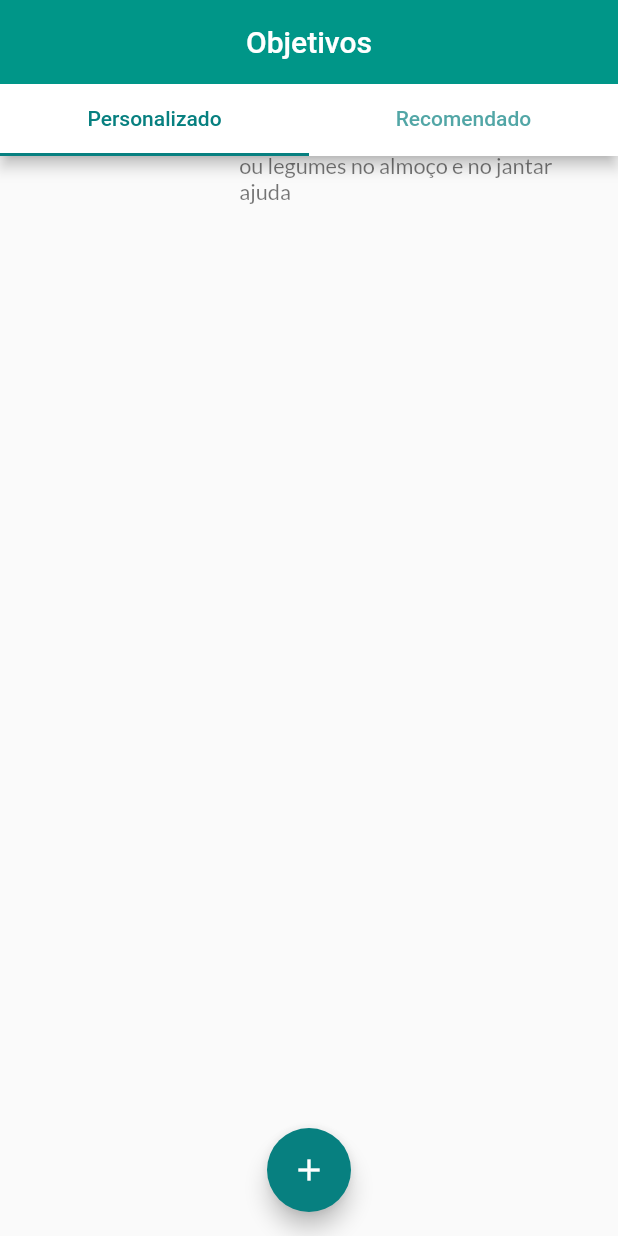
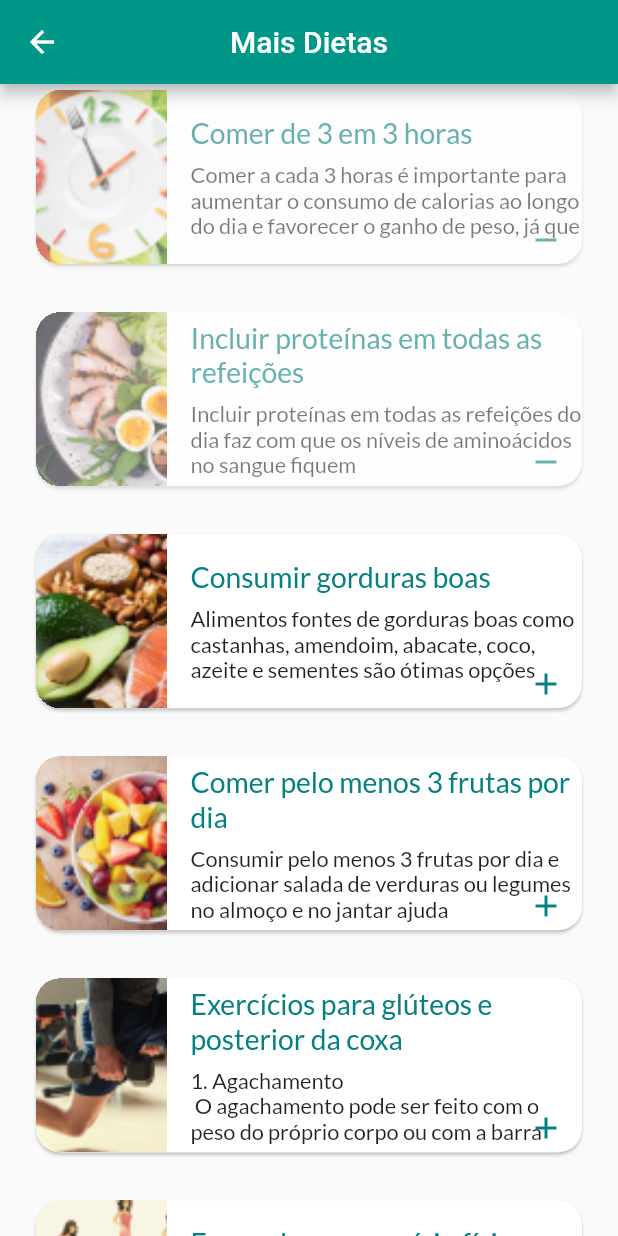
Before and after one commit to erickhoga/bodyapp, a Flutter app: the ObjetivosScreen screen opened directly, scrolled down 576 dp, after a tap on the "add" icon, on a phone screen of 412 x 824 dp. Run offline on Flutter 3.47's test engine with Material 2 defaults, Android fonts, the phone set to English and light mode, and no system bars; our stand-ins replace boxicons, dotted_line, fluttericon, google_fonts, validators; missing offline and left inert: direct_select_flutter, pixel_perfect.

```diff
--- /dev/null
+++ b/bodyapp/lib/dieta/ui/screens/mais_dietas_screen.dart
@@ -0,0 +1,85 @@
+import 'package:bodyapp/objetivos/objetivos.dart';
+import 'package:bodyapp/shared/colors.dart';
+import 'package:flutter/material.dart';
+
+class MaisDietasScreen extends StatelessWidget {
+  static const String pageName = 'mais-dietas';
+
+  final List<Objetivo> objetivos = [
+    Objetivo(
+      title: 'Comer de 3 em 3 horas',
+      cover: 'image_01.png',
+      text:
+          'Comer a cada 3 horas é importante para aumentar o consumo de calorias ao longo do dia e favorecer o ganho de peso, já que é recomendado ',
+      isSelected: true,
+    ),
+    Objetivo(
+      title: 'Incluir proteínas em todas as refeições',
+      cover: 'image_02.png',
+      text:
+          'Incluir proteínas em todas as refeições do dia faz com que os níveis de aminoácidos no sangue fiquem ',
+      isSelected: true,
+    ),
+    Objetivo(
+        title: 'Consumir gorduras boas',
+        cover: 'image_03.png',
+        text:
+            'Alimentos fontes de gorduras boas como castanhas, amendoim, abacate, coco, azeite e sementes são ótimas opções para aumentar as calorias da '),
+    Objetivo(
+        title: 'Comer pelo menos 3 frutas por dia',
+        cover: 'image_04.png',
+        text:
+            'Consumir pelo menos 3 frutas por dia e adicionar salada de verduras ou legumes no almoço e no jantar ajuda '),
+    Objetivo(
+        title: 'Exercícios para glúteos e posterior da coxa',
+        cover: 'image_05.png',
+        text:
+            '1. Agachamento \n O agachamento pode ser feito com o peso do próprio corpo ou com a barra'),
+    Objetivo(
+        title: 'Fazer algum exercício físico',
+        cover: 'image_06.png',
+        text:
+            'O tipo do exercício não é o mais importante, mas sim a regularidade da prática, que deve ser feita pelo menos 3 vezes por semana. Além disso, ')
+  ];
+
+  @override
+  Widget build(BuildContext context) {
+    return Scaffold(
+      appBar: AppBar(
+        title: Text('Mais Dietas'),
+        centerTitle: true,
+      ),
+      body: ListView.separated(
+        itemCount: objetivos.length,
+        itemBuilder: (context, index) {
+          Objetivo objetivo = objetivos[index];
+          return Padding(
+            padding: const EdgeInsets.symmetric(horizontal: 20.0),
+            child: Opacity(
+              opacity: objetivo.isSelected ? .6 : 1,
+              child: Stack(
+                children: [
+                  DietaCardWidget(objetivo: objetivo),
+                  Positioned(
+                    bottom: 24,
+                    right: 16,
+                    child: objetivo.isSelected
+                        ? Icon(
+                            Icons.remove,
+                            color: AppColors.teal,
+                          )
+                        : Icon(
+                            Icons.add,
+                            color: AppColors.teal,
+                          ),
+                  ),
+                ],
+              ),
+            ),
+          );
+        },
+        separatorBuilder: (_, __) => SizedBox(height: 8),
+      ),
+    );
+  }
+}
--- a/bodyapp/lib/dieta/ui/screens/screens.dart
+++ b/bodyapp/lib/dieta/ui/screens/screens.dart
@@ -1 +1,2 @@
 export 'dieta_screen.dart';
+export 'mais_dietas_screen.dart';
--- /dev/null
+++ b/bodyapp/lib/medidas/medidas.dart
@@ -0,0 +1 @@
+export 'ui/ui.dart';
--- /dev/null
+++ b/bodyapp/lib/medidas/ui/screens/screens.dart
@@ -0,0 +1 @@
+export 'medidas_screen.dart';
--- /dev/null
+++ b/bodyapp/lib/medidas/ui/ui.dart
@@ -0,0 +1 @@
+export 'screens/screens.dart';
--- a/bodyapp/lib/objetivos/ui/screens/objetivos_screen.dart
+++ b/bodyapp/lib/objetivos/ui/screens/objetivos_screen.dart
@@ -1,5 +1,6 @@
 import 'dart:convert';
 
+import 'package:bodyapp/dieta/dieta.dart';
 import 'package:bodyapp/objetivos/ui/screens/screens.dart';
 import 'package:bodyapp/shared/widgets/widgets.dart';
 import 'package:direct_select_flutter/direct_select_container.dart';
@@ -17,6 +18,7 @@ class ObjetivosScreen extends StatefulWidget {
 
 class _ObjetivosScreenState extends State<ObjetivosScreen> {
   int tabIndex = 0;
+
   @override
   Widget build(BuildContext context) {
     return DefaultTabController(
@@ -45,7 +47,14 @@ class _ObjetivosScreenState extends State<ObjetivosScreen> {
         ),
         floatingActionButton: tabIndex == 0
             ? FloatingActionButton(
-                onPressed: () {},
+                onPressed: () {
+                  Navigator.push(
+                    context,
+                    MaterialPageRoute(
+                      builder: (context) => MaisDietasScreen(),
+                    ),
+                  );
+                },
                 backgroundColor: AppColors.teal,
                 child: Icon(Icons.add, color: Colors.white),
               )
@@ -100,7 +109,14 @@ class RecomendadoViewWidget extends StatelessWidget {
           Padding(
             padding: const EdgeInsets.only(bottom: 32.0, right: 32),
             child: ElevatedButton(
-              onPressed: () {},
+              onPressed: () {
+                Navigator.push(
+                  context,
+                  MaterialPageRoute(
+                    builder: (context) => DietaScreen(),
+                  ),
+                );
+              },
               child: Container(
                 height: (32 / 568 * MediaQuery.of(context).size.height),
                 width: (107 / 320 * MediaQuery.of(context).size.width),
@@ -202,9 +218,33 @@ class PersonalizadoViewWidget extends StatelessWidget {
                   itemCount: objetivos.length,
                   itemBuilder: (context, index) {
                     Objetivo objetivo = objetivos[index];
+                    return DietaCardWidget(objetivo: objetivo);
+                  },
+                ),
+              )
+            ],
+          ),
+        ),
+      ),
+    );
+  }
+}
+
+class DietaCardWidget extends StatelessWidget {
+  const DietaCardWidget({
+    Key? key,
+    required this.objetivo,
+  }) : super(key: key);
+
+  final Objetivo objetivo;
+
+  @override
+  Widget build(BuildContext context) {
+    var height = MediaQuery.of(context).size.height;
+
     return Padding(
       padding: const EdgeInsets.only(bottom: 16.0),
-                      child: ListTile(
+      child: GestureDetector(
         onTap: () {
           Navigator.push(
             context,
@@ -215,31 +255,56 @@ class PersonalizadoViewWidget extends StatelessWidget {
             ),
           );
         },
-                        contentPadding: const EdgeInsets.only(right: 16),
-                        leading: Container(
-                          width: 99 / 320 * width,
+        child: Card(
+          shape: RoundedRectangleBorder(
+              borderRadius: BorderRadius.all(Radius.circular(16))),
+          child: Row(
+            children: [
+              Expanded(
+                flex: 1,
+                child: Container(
+                  decoration: BoxDecoration(
+                    borderRadius: BorderRadius.only(
+                      topLeft: Radius.circular(16),
+                      bottomLeft: Radius.circular(16),
+                    ),
+                  ),
+                  clipBehavior: Clip.hardEdge,
+                  height: 80 / 568 * height,
                   child: Hero(
                     tag: objetivo.cover,
                     child: Image.asset(
                       'assets/images/${objetivo.cover}',
-                              fit: BoxFit.fitHeight,
+                      fit: BoxFit.cover,
                     ),
                   ),
                 ),
-                        title: Text(
+              ),
+              SizedBox(width: 16),
+              Expanded(
+                flex: 3,
+                child: Container(
+                  alignment: Alignment.topLeft,
+                  child: Column(
+                    mainAxisAlignment: MainAxisAlignment.start,
+                    crossAxisAlignment: CrossAxisAlignment.start,
+                    children: [
+                      Text(
                         '${objetivo.title}',
                         style: GoogleFonts.lato(
                           fontSize: 13 / 568 * height,
                           color: AppColors.teal,
                         ),
                       ),
-                        subtitle: Text(
+                      SizedBox(height: 8),
+                      Text(
                         '${objetivo.text}',
                         style: GoogleFonts.lato(fontSize: 10 / 568 * height),
+                        maxLines: 3,
+                        softWrap: true,
                       ),
+                    ],
                   ),
-                    );
-                  },
                 ),
               )
             ],
@@ -254,11 +319,13 @@ class Objetivo {
   String title;
   String cover;
   String text;
+  bool isSelected;
 
   Objetivo({
     required this.title,
     required this.cover,
     required this.text,
+    this.isSelected = false,
   });
 
   @override
--- a/bodyapp/pubspec.yaml
+++ b/bodyapp/pubspec.yaml
@@ -19,6 +19,7 @@ dependencies:
   cupertino_icons: ^1.0.2
   boxicons: ^2.1.3
   fluttericon: ^2.0.0
+  dotted_line: ^3.0.0
 
   direct_select_flutter: ^1.1.1
 
```
Also changed, not shown: bodyapp/lib/main.dart (+2 -6 lines), bodyapp/lib/medidas/ui/screens/medidas_screen.dart (added, +164 -0 lines), bodyapp/assets/images/image_05.png (added), bodyapp/assets/images/image_06.png (added), bodyapp/assets/images/women-silhouette.png (added), bodyapp/pubspec.lock. Lines whose indentation alone changed are shown as unchanged.
